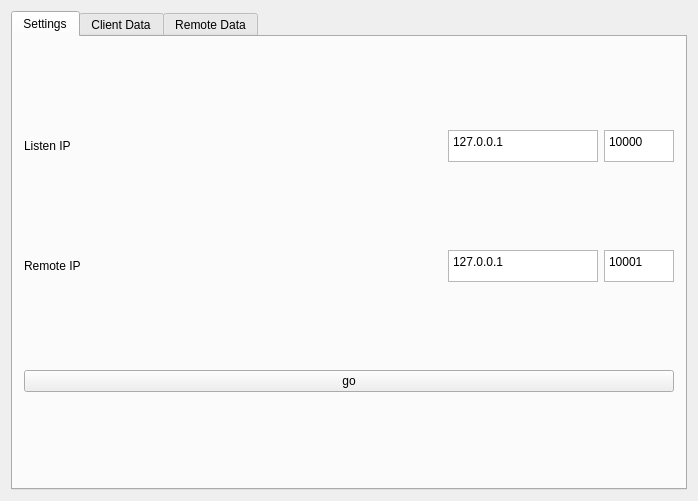
Old version of the form mainwindow.ui in the repository alexwh/alan.
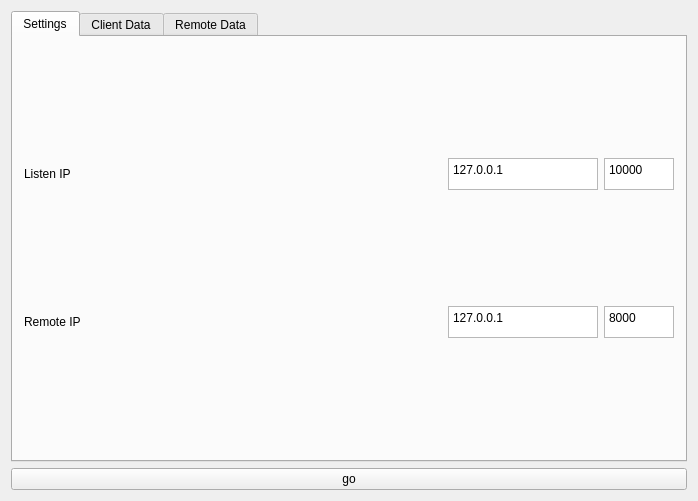
New version of the form.

Commit message: move go button to main window (all tabs)

The edit to the form file:
```diff
--- a/mainwindow.ui
+++ b/mainwindow.ui
@@ -25,13 +25,6 @@
         <string>Settings</string>
        </attribute>
        <layout class="QGridLayout" name="settings_layout">
-        <item row="3" column="0" colspan="3">
-         <widget class="QPushButton" name="go_button">
-          <property name="text">
-           <string>go</string>
-          </property>
-         </widget>
-        </item>
         <item row="0" column="1">
          <widget class="QPlainTextEdit" name="listen_ip">
           <property name="maximumSize">
@@ -83,7 +76,7 @@
            <bool>true</bool>
           </property>
           <property name="plainText">
-           <string>10001</string>
+           <string>8000</string>
           </property>
          </widget>
         </item>
@@ -156,6 +149,13 @@
       </widget>
      </widget>
     </item>
+    <item row="3" column="0">
+     <widget class="QPushButton" name="go_button">
+      <property name="text">
+       <string>go</string>
+      </property>
+     </widget>
+    </item>
    </layout>
   </widget>
  </widget>
```
The commit also changes 1 other file.
